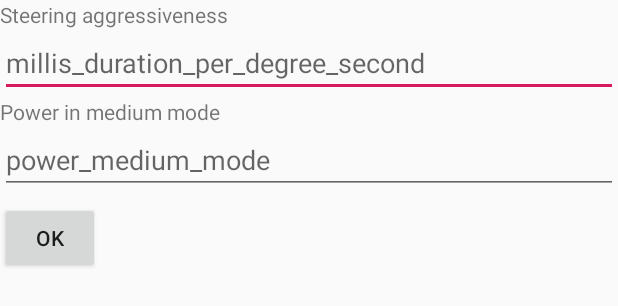
After one commit to ovelius/SeaChauffeur, an Android app: the layout settings_dialog.xml on its own in the app's theme, with its tools: preview values and no code run, on a phone screen of 412 x 824 dp. The commit adds this screen. Shown: the top 306 px of the screen. Run offline under Robolectric (Android 15) with nearby library versions, the phone set to English and light mode, and no system bars.

Commit message:
Add basic settings dialog

```diff
--- /dev/null
+++ b/app/src/main/res/layout/settings_dialog.xml
@@ -0,0 +1,45 @@
+<?xml version="1.0" encoding="utf-8"?>
+<RelativeLayout xmlns:android="http://schemas.android.com/apk/res/android"
+                android:layout_width="fill_parent"
+                android:layout_height="fill_parent" >
+
+    <TextView
+            android:id="@+id/steering_aggressiveness_text"
+            android:layout_width="fill_parent"
+            android:layout_height="wrap_content"
+            android:text="Steering aggressiveness"
+            />
+    <EditText
+            android:id="@+id/steering_aggressiveness"
+            android:layout_width="fill_parent" android:layout_height="wrap_content"
+            android:inputType="number"
+            android:layout_below="@+id/steering_aggressiveness_text"
+            android:text="" android:hint="millis_duration_per_degree_second" />
+
+    <TextView
+            android:id="@+id/power_medium_mode_text"
+            android:layout_width="fill_parent"
+            android:layout_below="@+id/steering_aggressiveness"
+            android:layout_height="wrap_content"
+            android:text="Power in medium mode"
+    />
+    <EditText
+            android:id="@+id/power_medium_mode"
+            android:layout_width="fill_parent" android:layout_height="wrap_content"
+            android:inputType="number"
+            android:layout_below="@+id/power_medium_mode_text"
+            android:text="" android:hint="power_medium_mode" />
+
+    <Button
+            android:id="@+id/dialogButtonOK"
+            android:layout_width="100px"
+            android:layout_height="wrap_content"
+            android:text=" Ok "
+            android:layout_marginTop="5dp"
+            android:layout_marginRight="5dp"
+            android:layout_below="@+id/power_medium_mode"
+    />
+
+
+
+</RelativeLayout>
```
Also changed, not shown: app/src/main/java/se/locutus/seachauffeur/NavigationActivity.kt (+41 -2 lines), app/src/main/res/layout/activity_navigation.xml (+10 -1 lines).
